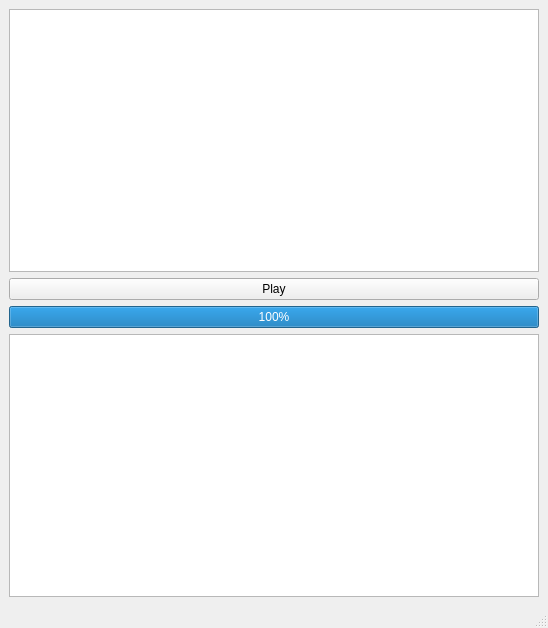
The window that mainwindow.ui (0mniCrow/SmartGraph) describes before a commit, drawn with Qt 5.
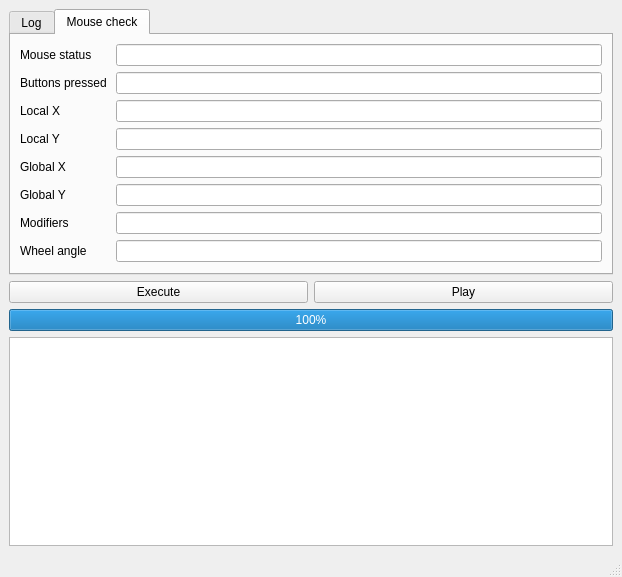
The same window after the commit. The open tabs and pages were chosen to show the change.

Commit message: Interface modifications. Input events checking.

```diff
--- a/mainwindow.ui
+++ b/mainwindow.ui
@@ -6,8 +6,8 @@
    <rect>
     <x>0</x>
     <y>0</y>
-    <width>548</width>
-    <height>628</height>
+    <width>622</width>
+    <height>577</height>
    </rect>
   </property>
   <property name="windowTitle">
@@ -16,13 +16,287 @@
   <widget class="QWidget" name="centralwidget">
    <layout class="QVBoxLayout" name="verticalLayout">
     <item>
-     <widget class="QTextEdit" name="textEdit"/>
+     <widget class="QTabWidget" name="tabWidget">
+      <property name="currentIndex">
+       <number>0</number>
+      </property>
+      <widget class="QWidget" name="tab">
+       <attribute name="title">
+        <string>Log</string>
+       </attribute>
+       <layout class="QVBoxLayout" name="verticalLayout_4">
+        <item>
+         <widget class="QTextEdit" name="textEdit"/>
+        </item>
+       </layout>
+      </widget>
+      <widget class="QWidget" name="tab_2">
+       <attribute name="title">
+        <string>Mouse check</string>
+       </attribute>
+       <layout class="QVBoxLayout" name="verticalLayout_3">
+        <item>
+         <layout class="QVBoxLayout" name="verticalLayout_2">
+          <property name="bottomMargin">
+           <number>0</number>
+          </property>
+          <item>
+           <layout class="QHBoxLayout" name="horizontalLayout_2">
+            <item>
+             <widget class="QLabel" name="label">
+              <property name="sizePolicy">
+               <sizepolicy hsizetype="Preferred" vsizetype="Preferred">
+                <horstretch>90</horstretch>
+                <verstretch>0</verstretch>
+               </sizepolicy>
+              </property>
+              <property name="maximumSize">
+               <size>
+                <width>90</width>
+                <height>16777215</height>
+               </size>
+              </property>
+              <property name="text">
+               <string>Mouse status</string>
+              </property>
+             </widget>
+            </item>
+            <item>
+             <widget class="QLineEdit" name="line_MouseStatus">
+              <property name="readOnly">
+               <bool>true</bool>
+              </property>
+             </widget>
+            </item>
+           </layout>
+          </item>
+          <item>
+           <layout class="QHBoxLayout" name="horizontalLayout_3">
+            <item>
+             <widget class="QLabel" name="label_2">
+              <property name="sizePolicy">
+               <sizepolicy hsizetype="Preferred" vsizetype="Preferred">
+                <horstretch>90</horstretch>
+                <verstretch>0</verstretch>
+               </sizepolicy>
+              </property>
+              <property name="maximumSize">
+               <size>
+                <width>90</width>
+                <height>16777215</height>
+               </size>
+              </property>
+              <property name="text">
+               <string>Buttons pressed</string>
+              </property>
+             </widget>
+            </item>
+            <item>
+             <widget class="QLineEdit" name="line_ButtonsPressed">
+              <property name="readOnly">
+               <bool>true</bool>
+              </property>
+             </widget>
+            </item>
+           </layout>
+          </item>
+          <item>
+           <layout class="QHBoxLayout" name="horizontalLayout_4">
+            <item>
+             <widget class="QLabel" name="label_3">
+              <property name="sizePolicy">
+               <sizepolicy hsizetype="Preferred" vsizetype="Preferred">
+                <horstretch>90</horstretch>
+                <verstretch>0</verstretch>
+               </sizepolicy>
+              </property>
+              <property name="maximumSize">
+               <size>
+                <width>90</width>
+                <height>16777215</height>
+               </size>
+              </property>
+              <property name="text">
+               <string>Local X</string>
+              </property>
+             </widget>
+            </item>
+            <item>
+             <widget class="QLineEdit" name="line_LocalX">
+              <property name="readOnly">
+               <bool>true</bool>
+              </property>
+             </widget>
+            </item>
+           </layout>
+          </item>
+          <item>
+           <layout class="QHBoxLayout" name="horizontalLayout_5">
+            <item>
+             <widget class="QLabel" name="label_4">
+              <property name="sizePolicy">
+               <sizepolicy hsizetype="Preferred" vsizetype="Preferred">
+                <horstretch>90</horstretch>
+                <verstretch>0</verstretch>
+               </sizepolicy>
+              </property>
+              <property name="maximumSize">
+               <size>
+                <width>90</width>
+                <height>16777215</height>
+               </size>
+              </property>
+              <property name="text">
+               <string>Local Y</string>
+              </property>
+             </widget>
+            </item>
+            <item>
+             <widget class="QLineEdit" name="line_LocalY">
+              <property name="readOnly">
+               <bool>true</bool>
+              </property>
+             </widget>
+            </item>
+           </layout>
+          </item>
+          <item>
+           <layout class="QHBoxLayout" name="horizontalLayout_6">
+            <item>
+             <widget class="QLabel" name="label_5">
+              <property name="sizePolicy">
+               <sizepolicy hsizetype="Preferred" vsizetype="Preferred">
+                <horstretch>90</horstretch>
+                <verstretch>0</verstretch>
+               </sizepolicy>
+              </property>
+              <property name="maximumSize">
+               <size>
+                <width>90</width>
+                <height>16777215</height>
+               </size>
+              </property>
+              <property name="text">
+               <string>Global X</string>
+              </property>
+             </widget>
+            </item>
+            <item>
+             <widget class="QLineEdit" name="line_GlobalX">
+              <property name="readOnly">
+               <bool>true</bool>
+              </property>
+             </widget>
+            </item>
+           </layout>
+          </item>
+          <item>
+           <layout class="QHBoxLayout" name="horizontalLayout_7">
+            <item>
+             <widget class="QLabel" name="label_6">
+              <property name="sizePolicy">
+               <sizepolicy hsizetype="Preferred" vsizetype="Preferred">
+                <horstretch>90</horstretch>
+                <verstretch>0</verstretch>
+               </sizepolicy>
+              </property>
+              <property name="maximumSize">
+               <size>
+                <width>90</width>
+                <height>16777215</height>
+               </size>
+              </property>
+              <property name="text">
+               <string>Global Y</string>
+              </property>
+             </widget>
+            </item>
+            <item>
+             <widget class="QLineEdit" name="line_GlobalY">
+              <property name="readOnly">
+               <bool>true</bool>
+              </property>
+             </widget>
+            </item>
+           </layout>
+          </item>
+          <item>
+           <layout class="QHBoxLayout" name="horizontalLayout_8">
+            <item>
+             <widget class="QLabel" name="label_7">
+              <property name="sizePolicy">
+               <sizepolicy hsizetype="Preferred" vsizetype="Preferred">
+                <horstretch>90</horstretch>
+                <verstretch>0</verstretch>
+               </sizepolicy>
+              </property>
+              <property name="maximumSize">
+               <size>
+                <width>90</width>
+                <height>16777215</height>
+               </size>
+              </property>
+              <property name="text">
+               <string>Modifiers</string>
+              </property>
+             </widget>
+            </item>
+            <item>
+             <widget class="QLineEdit" name="line_Modifiers">
+              <property name="readOnly">
+               <bool>true</bool>
+              </property>
+             </widget>
+            </item>
+           </layout>
+          </item>
+         </layout>
+        </item>
+        <item>
+         <layout class="QHBoxLayout" name="horizontalLayout_9">
+          <property name="bottomMargin">
+           <number>0</number>
+          </property>
+          <item>
+           <widget class="QLabel" name="label_8">
+            <property name="sizePolicy">
+             <sizepolicy hsizetype="Preferred" vsizetype="Preferred">
+              <horstretch>90</horstretch>
+              <verstretch>0</verstretch>
+             </sizepolicy>
+            </property>
+            <property name="maximumSize">
+             <size>
+              <width>90</width>
+              <height>16777215</height>
+             </size>
+            </property>
+            <property name="text">
+             <string>Wheel angle</string>
+            </property>
+           </widget>
+          </item>
+          <item>
+           <widget class="QLineEdit" name="line_WheelAngle"/>
+          </item>
+         </layout>
+        </item>
+       </layout>
+      </widget>
+     </widget>
     </item>
     <item>
      <layout class="QHBoxLayout" name="horizontalLayout">
       <property name="bottomMargin">
        <number>0</number>
       </property>
+      <item>
+       <widget class="QPushButton" name="pushButton_exe">
+        <property name="text">
+         <string>Execute</string>
+        </property>
+       </widget>
+      </item>
       <item>
        <widget class="QPushButton" name="pushButton_play">
         <property name="text">
```
Left out of the diff: 2 changed lines with no effect on the pictures. The commit also changes 2 other files.
